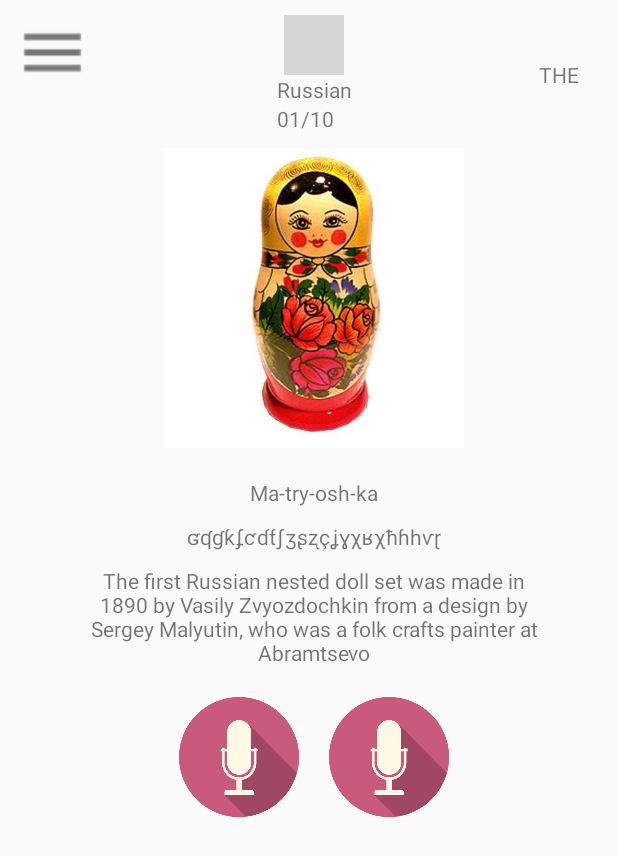
After one commit to dant101/TheConnoisseur, an Android app: the ExerciseFragment screen opened directly, with no data from a screen before it, on a phone screen of 412 x 824 dp. The commit adds this screen. Shown: the top 856 px of the screen. Run offline under Robolectric (Android 15) with nearby library versions, the phone set to English and light mode, and no system bars; grey boxes are pictures that could not be loaded.

Commit message:
Added proper fragment for the Exercise, hooked into Exercise Activity

```diff
--- a/app/src/main/AndroidManifest.xml
+++ b/app/src/main/AndroidManifest.xml
@@ -20,7 +20,7 @@
             </intent-filter>
         </activity>
         <activity
-            android:name=".Activities.Exercise"
+            android:name=".Activities.Exercise.ExerciseActivity"
             android:launchMode="singleTask"
             android:label="@string/title_activity_exercise"
             android:parentActivityName="com.theconnoisseur.Activities.LoginActivity" >
--- a/app/src/main/java/com/theconnoisseur/Activities/Exercise.java
+++ b/app/src/main/java/com/theconnoisseur/Activities/Exercise/ExerciseActivity.java
@@ -1,8 +1,8 @@
-package com.theconnoisseur.Activities;
+package com.theconnoisseur.Activities.Exercise;
 
 import android.content.Intent;
-import android.support.v7.app.ActionBarActivity;
-import android.support.v7.app.ActionBar;
+import android.net.Uri;
+import android.support.v4.app.FragmentActivity;
 import android.support.v4.app.Fragment;
 import android.os.Bundle;
 import android.view.LayoutInflater;
@@ -10,24 +10,23 @@ import android.view.Menu;
 import android.view.MenuItem;
 import android.view.View;
 import android.view.ViewGroup;
-import android.os.Build;
-import android.widget.ImageView;
-import android.widget.TextView;
 
+import com.theconnoisseur.Activities.LoginActivity;
 import com.theconnoisseur.R;
 
-public class Exercise extends ActionBarActivity {
+public class ExerciseActivity extends FragmentActivity implements ExerciseFragment.OnFragmentInteractionListener {
+
+    private static final String TAG_EXERCISE_FRAGMENT = "exercise_fragment";
 
     @Override
     protected void onCreate(Bundle savedInstanceState) {
         super.onCreate(savedInstanceState);
         setContentView(R.layout.activity_exercise);
+
         if (savedInstanceState == null) {
             getSupportFragmentManager().beginTransaction()
-                    .add(R.id.container, new PlaceholderFragment())
-                    .commit();
+                    .add(R.id.container, ExerciseFragment.newInstance(), TAG_EXERCISE_FRAGMENT).commit();
         }
-
 
     }
 
@@ -61,9 +60,8 @@ public class Exercise extends ActionBarActivity {
     }
 
     public void goBack(View v) {
-        startActivity(new Intent(Exercise.this, LoginActivity.class));
+        startActivity(new Intent(ExerciseActivity.this, LoginActivity.class));
     }
-
 
 
     /**
--- /dev/null
+++ b/app/src/main/java/com/theconnoisseur/Activities/Exercise/ExerciseFragment.java
@@ -0,0 +1,100 @@
+package com.theconnoisseur.Activities.Exercise;
+
+import android.app.Activity;
+import android.net.Uri;
+import android.os.Bundle;
+import android.support.v4.app.Fragment;
+import android.view.LayoutInflater;
+import android.view.View;
+import android.view.ViewGroup;
+import android.widget.ImageView;
+import android.widget.TextView;
+
+import com.theconnoisseur.R;
+
+/**
+ * A simple {@link Fragment} subclass.
+ * Activities that contain this fragment must implement the
+ * {@link ExerciseFragment.OnFragmentInteractionListener} interface
+ * to handle interaction events.
+ * Use the {@link ExerciseFragment#newInstance} factory method to
+ * create an instance of this fragment.
+ */
+public class ExerciseFragment extends Fragment {
+
+    private ImageView mLanguageImage;
+    private TextView mLanguage;
+    private TextView mProgress;
+    private ImageView mWordIllustration;
+    private TextView mWord;
+    private TextView mPhoneticSpelling;
+    private TextView mWordDescription;
+
+    private OnFragmentInteractionListener mListener;
+
+    public static ExerciseFragment newInstance() {
+        ExerciseFragment fragment = new ExerciseFragment();
+        return fragment;
+    }
+
+    public ExerciseFragment() {
+        // Required empty public constructor
+    }
+
+    @Override
+    public void onCreate(Bundle savedInstanceState) {
+        super.onCreate(savedInstanceState);
+    }
+
+    @Override
+    public View onCreateView(LayoutInflater inflater, ViewGroup container,
+                             Bundle savedInstanceState) {
+        View view = inflater.inflate(R.layout.fragment_exercise2, container, false);
+
+        mLanguageImage = (ImageView) view.findViewById(R.id.language_image);
+        mLanguage = (TextView) view.findViewById(R.id.language);
+        mProgress = (TextView) view.findViewById(R.id.progess);
+        mWordIllustration = (ImageView) view.findViewById(R.id.word_illustration);
+        mWord = (TextView) view.findViewById(R.id.word);
+        mPhoneticSpelling = (TextView) view.findViewById(R.id.phonetic_spelling);
+        mWordDescription = (TextView) view.findViewById(R.id.word_description);
+
+        return view;
+    }
+
+    // TODO: Rename method, update argument and hook method into UI event
+    public void onButtonPressed(Uri uri) {
+        if (mListener != null) {
+            //mListener.onFragmentInteraction(uri);
+        }
+    }
+
+    @Override
+    public void onAttach(Activity activity) {
+        super.onAttach(activity);
+        try {
+            mListener = (OnFragmentInteractionListener) activity;
+        } catch (ClassCastException e) {
+            throw new ClassCastException(activity.toString()
+                    + " must implement OnFragmentInteractionListener");
+        }
+    }
+
+    @Override
+    public void onDetach() {
+        super.onDetach();
+        mListener = null;
+    }
+
+    /**
+     * This interface must be implemented by activities that contain this
+     * fragment to allow an interaction in this fragment to be communicated
+     * to the activity and potentially other fragments contained in that
+     * activity.
+     */
+    public interface OnFragmentInteractionListener {
+        // TODO: Update argument type and name
+        //public void onFragmentInteraction(Uri uri);
+    }
+
+}
--- a/app/src/main/java/com/theconnoisseur/Activities/LoginActivity.java
+++ b/app/src/main/java/com/theconnoisseur/Activities/LoginActivity.java
@@ -3,11 +3,11 @@ package com.theconnoisseur.Activities;
 import android.content.Intent;
 import android.support.v7.app.ActionBarActivity;
 import android.os.Bundle;
-import android.util.Log;
 import android.view.Menu;
 import android.view.MenuItem;
 import android.view.View;
 
+import com.theconnoisseur.Activities.Exercise.ExerciseActivity;
 import com.theconnoisseur.R;
 
 
@@ -21,7 +21,7 @@ public class LoginActivity extends ActionBarActivity {
     }
 
     public void click (View v) {
-        startActivity(new Intent(LoginActivity.this, Exercise.class));
+        startActivity(new Intent(LoginActivity.this, ExerciseActivity.class));
     }
 
 
--- a/app/src/main/java/com/theconnoisseur/Activities/Model/ExerciseContent.java
+++ b/app/src/main/java/com/theconnoisseur/Activities/Model/ExerciseContent.java
@@ -2,7 +2,7 @@ package com.theconnoisseur.Activities.Model;
 
 import android.util.Log;
 
-import com.theconnoisseur.Activities.Exercise;
+import com.theconnoisseur.Activities.Exercise.ExerciseActivity;
 
 import org.json.JSONException;
 import org.json.JSONObject;
@@ -12,13 +12,14 @@ import org.json.JSONObject;
  */
 public class ExerciseContent {
 
-    private static final String TAG = Exercise.class.getSimpleName();
+    private static final String TAG = ExerciseActivity.class.getSimpleName();
 
     private static final String WORD_ID = "word_id";
     private static final String WORD = "word";
     private static final String PHONETIC = "phonetic";
     private static final String IMAGE_URL = "image_url";
     private static final String SOUND_RECORDING = "sound_recording";
+    private static final String WORD_DESCRIPTION = "word_description";
     private static final String LANGUAGE_ID = "language_id";
     private static final String LANGUAGE = "language";
 
@@ -27,6 +28,7 @@ public class ExerciseContent {
     private String phonetic;
     private String image_url;
     private String sound_recording;
+    private String word_description;
     private int language_id;
     private String language;
 
@@ -54,11 +56,13 @@ public class ExerciseContent {
         return language;
     }
 
+    public String getDescription() {
+        return word_description;
+    }
 
     public String getPhonetic() {
         return phonetic;
     }
-
 
     public int getWord_id() {
         return word_id;
@@ -66,7 +70,7 @@ public class ExerciseContent {
 
 
     /**
-     * Parses an 'Exercise' JSON object and populates the fields.
+     * Parses an 'ExerciseActivity' JSON object and populates the fields.
      * @param json a correctly parsed JSON object (use JSONHelper)
      */
     public ExerciseContent(JSONObject json) {
@@ -76,6 +80,7 @@ public class ExerciseContent {
             phonetic = json.getString(PHONETIC);
             image_url = json.getString(IMAGE_URL);
             sound_recording = json.getString(SOUND_RECORDING);
+            word_description = json.getString(WORD_DESCRIPTION);
             language_id = json.getInt(LANGUAGE_ID);
             language = json.getString(LANGUAGE);
 
--- a/app/src/main/res/layout/activity_exercise.xml
+++ b/app/src/main/res/layout/activity_exercise.xml
@@ -1,4 +1,4 @@
 <FrameLayout xmlns:android="http://schemas.android.com/apk/res/android"
     xmlns:tools="http://schemas.android.com/tools" android:id="@+id/container"
     android:layout_width="match_parent" android:layout_height="match_parent"
-    tools:context="com.theconnoisseur.Activities.Exercise" tools:ignore="MergeRootFrame" />
+    tools:context="com.theconnoisseur.Activities.Exercise.ExerciseActivity" tools:ignore="MergeRootFrame" />
--- a/app/src/main/res/layout/fragment_exercise.xml
+++ b/app/src/main/res/layout/fragment_exercise.xml
@@ -4,7 +4,7 @@
     android:paddingRight="@dimen/activity_horizontal_margin"
     android:paddingTop="@dimen/activity_vertical_margin"
     android:paddingBottom="@dimen/activity_vertical_margin"
-    tools:context="com.theconnoisseur.Activities.Exercise$PlaceholderFragment">
+    tools:context="com.theconnoisseur.Activities.Exercise.ExerciseActivity$PlaceholderFragment">
 
     <LinearLayout
         android:gravity="center|top"
--- a/app/src/main/res/layout/fragment_exercise2.xml
+++ b/app/src/main/res/layout/fragment_exercise2.xml
@@ -21,6 +21,7 @@
         android:gravity="center|top">
 
         <ImageView
+            android:id="@+id/language_image"
             android:layout_width="@dimen/language_width"
             android:layout_height="@dimen/language_height"
             android:src="@drawable/russia"/>
--- a/app/src/main/res/menu/menu_exercise.xml
+++ b/app/src/main/res/menu/menu_exercise.xml
@@ -1,7 +1,7 @@
 <menu xmlns:android="http://schemas.android.com/apk/res/android"
     xmlns:app="http://schemas.android.com/apk/res-auto"
     xmlns:tools="http://schemas.android.com/tools"
-    tools:context="com.theconnoisseur.Activities.Exercise">
+    tools:context="com.theconnoisseur.Activities.Exercise.ExerciseActivity">
     <item android:id="@+id/action_settings" android:title="@string/action_settings"
         android:orderInCategory="100" app:showAsAction="always" />
 </menu>
--- a/app/src/main/res/values/dimens.xml
+++ b/app/src/main/res/values/dimens.xml
@@ -10,7 +10,7 @@
     <dimen name="normal_padding">10dp</dimen>
     <dimen name="normal_margin">10dp</dimen>
 
-    <!-- Exercise Activity -->
+    <!-- ExerciseActivity Activity -->
     <dimen name="language_width">40dp</dimen>
     <dimen name="language_height">40dp</dimen>
     <dimen name="illustration_width">300dp</dimen>
--- a/app/src/main/res/values/strings.xml
+++ b/app/src/main/res/values/strings.xml
@@ -12,9 +12,10 @@
     <!-- Placeholder values -->
     <string name="phonetic_spelling_test">ʛʠɠƙʄƈɗƭʃʒʂʐçʝɣχʁχħɦhⱱɽ</string>
     <string name="translation_test">Russian Doll</string>
-    <string name="russia">Russia</string>
+    <string name="russia">Russian</string>
     <string name="progress_sample">01/10</string>
     <string name="word_sample">Ma-try-osh-ka</string>
     <string name="description_sample">The first Russian nested doll set was made in 1890 by Vasily Zvyozdochkin from a design by Sergey Malyutin, who was a folk crafts painter at Abramtsevo</string>
+    <string name="hello_blank_fragment">Hello blank fragment</string>
 
 </resources>
```
Also changed, not shown: 1 other file.
